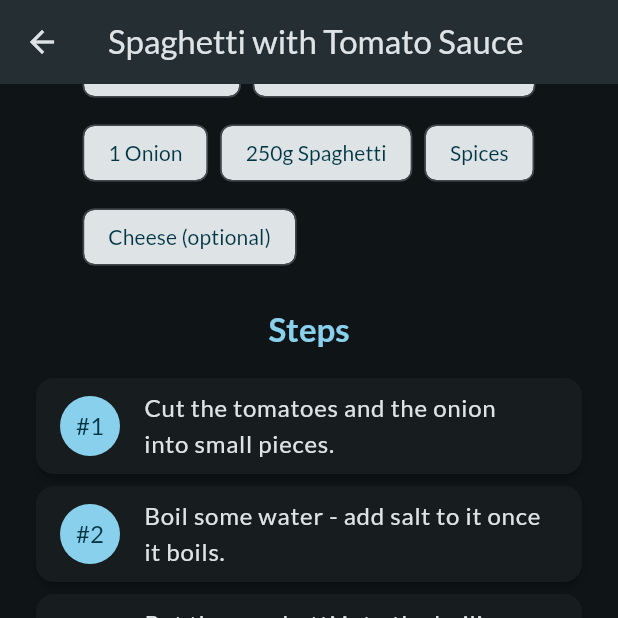
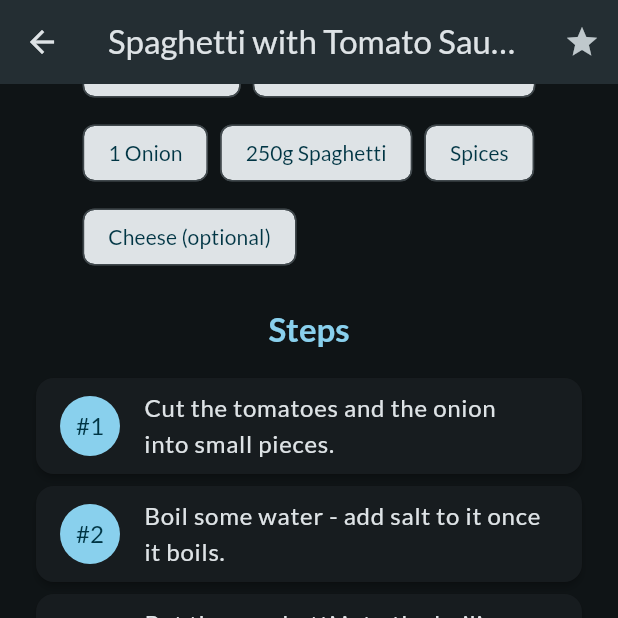
Before and after one commit to HassamAli2174/Meal_App, a Flutter app: the MealDetailsScreen screen opened directly with sample values from the repository, scrolled down 390 dp, on a phone screen of 412 x 824 dp, the top half of it. Run offline on Flutter 3.47's test engine with Material 3 defaults, Android fonts, the phone set to English and light mode, and no system bars; our stand-ins replace google_fonts, transparent_image; network calls fail.

Commit message:
Implement favorite meal functionality across multiple layer of widget and screens. Update CategoriesScreen, MealsScreen, and MealDetailsScreen to pass onToggleFavorite callback for managing favorite meals.

```diff
--- a/lib/screens/meal_details.dart
+++ b/lib/screens/meal_details.dart
@@ -1,16 +1,30 @@
 import 'package:flutter/material.dart';
 import 'package:meal_app/models/meal.dart';
-import 'package:meal_app/data/dummy_data.dart';
 
 class MealDetailsScreen extends StatelessWidget {
-  const MealDetailsScreen({super.key, required this.meal});
+  const MealDetailsScreen({
+    super.key,
+    required this.meal,
+    required this.onToggleFavorite,
+  });
 
   final Meal meal;
+  final void Function(Meal meal) onToggleFavorite;
 
   @override
   Widget build(BuildContext context) {
     return Scaffold(
-      appBar: AppBar(title: Text(meal.title)),
+      appBar: AppBar(
+        title: Text(meal.title),
+        actions: [
+          IconButton(
+            onPressed: () {
+              onToggleFavorite(meal);
+            },
+            icon: Icon(Icons.star),
+          ),
+        ],
+      ),
       body: SingleChildScrollView(
         child: Column(
           children: [
```
Also changed, not shown: lib/screens/categories.dart (+5 -2 lines), lib/screens/meals.dart (+16 -4 lines), lib/screens/tabs.dart (+20 -2 lines).
